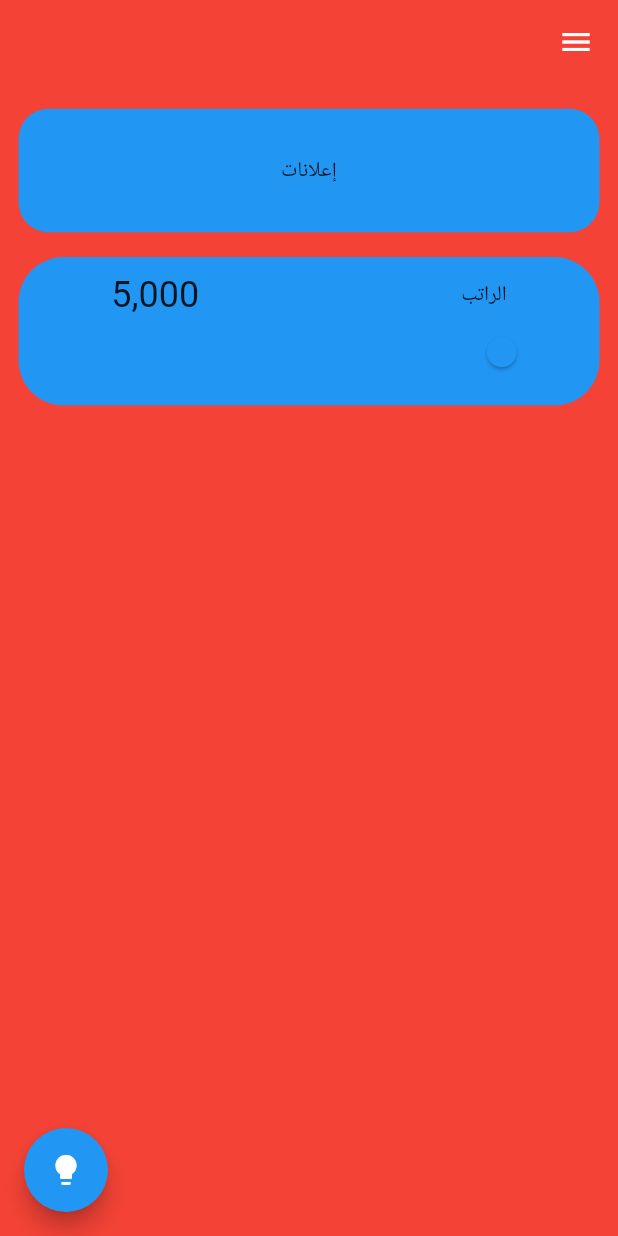
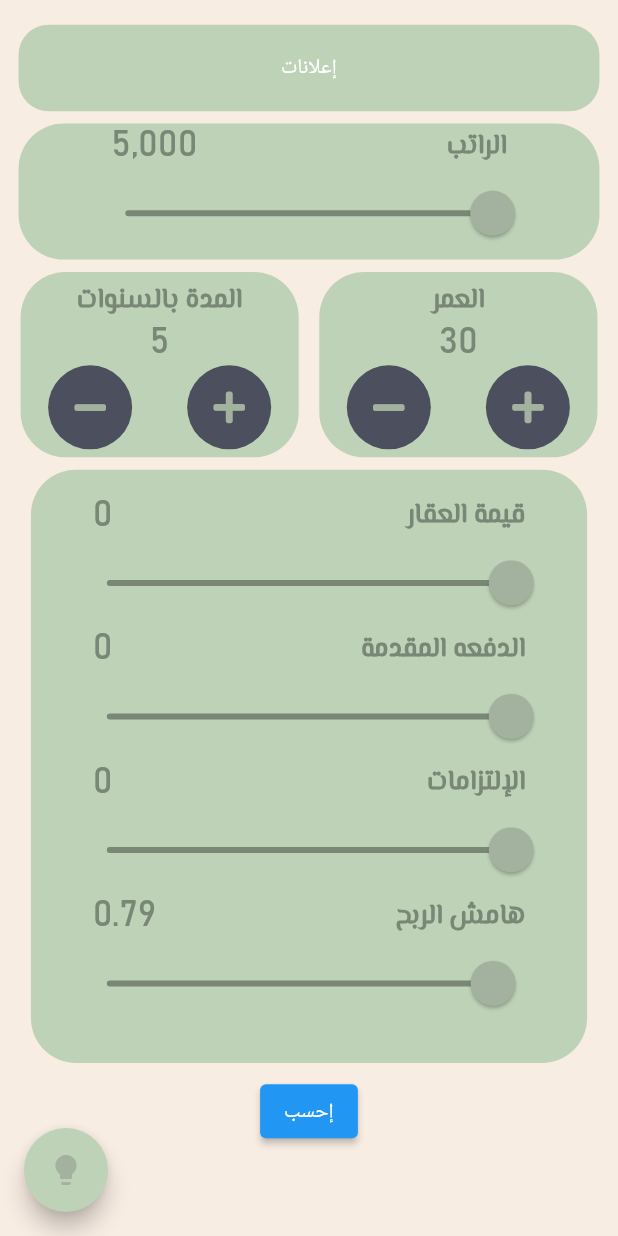
Before and after one commit to MarwanSallum/loan-calculator, a Flutter app: the screen it shows after launch, on a phone screen of 412 x 824 dp. Run offline on Flutter 3.47's test engine with Material 2 defaults, Android fonts, the phone set to English and light mode, and no system bars; our stand-ins replace font_awesome_flutter, get.

Commit message:
make calculator UI

```diff
--- a/lib/controller/calculator_controller.dart
+++ b/lib/controller/calculator_controller.dart
@@ -2,10 +2,56 @@ import 'package:get/get.dart';
 
 class CalculatorController extends GetxController{
   int salary = 5000;
-  late int value;
+  int age = 30;
+  int period = 5;
+  int realEstateValue = 0;
+  int downPayment = 0;
+  int obligations = 0;
+  double interestRate = 0.79;
 
   changeSalary(double newValue){
     salary = newValue.round();
     update();
   }
+
+  changeRealEstate(double newValue){
+    realEstateValue = newValue.round();
+    update();
+  }
+
+  changeDownPayment(double newValue){
+    downPayment = newValue.round();
+    update();
+  }
+
+  changeObligations(double newValue){
+    obligations = newValue.round();
+    update();
+  }
+
+  changeInterestRate(double newValue){
+    interestRate = newValue;
+    update();
+  }
+
+
+  increaseAge(){
+    age++;
+    update();
+  }
+
+  decreaseAge(){
+    age--;
+    update();
+  }
+
+  increasePeriod(){
+    period++;
+    update();
+  }
+
+  decreasePeriod(){
+    period--;
+    update();
+  }
 }
--- a/lib/views/components/advertising_banner.dart
+++ b/lib/views/components/advertising_banner.dart
@@ -8,7 +8,7 @@ class AdvertisingBanner extends StatelessWidget {
       padding: EdgeInsets.only(top: Get.height * 0.02),
       child: Container(
         margin: EdgeInsets.symmetric(horizontal: Get.width * 0.03),
-        height: Get.height * 0.10,
+        height: Get.height * 0.07,
         width: double.infinity,
         decoration: BoxDecoration(
           color: Theme.of(context).primaryColorDark,
--- a/lib/views/screens/calculator/calculator_screen.dart
+++ b/lib/views/screens/calculator/calculator_screen.dart
@@ -1,5 +1,7 @@
 import 'package:bnkr_pro/views/components/advertising_banner.dart';
-import 'package:bnkr_pro/views/screens/calculator/components/calculator_body.dart';
+import 'package:bnkr_pro/views/screens/calculator/components/realestate_and_%20obligations_field.dart';
+import 'package:bnkr_pro/views/screens/calculator/components/salary_field.dart';
+import 'package:bnkr_pro/views/screens/calculator/components/age_and_period_field.dart';
 import 'package:bnkr_pro/views/themes/dark_theme.dart';
 import 'package:bnkr_pro/views/themes/light_theme.dart';
 import 'package:flutter/material.dart';
@@ -10,22 +12,23 @@ class CalculatorScreen extends GetView {
   Widget build(BuildContext context) {
     return SafeArea(
       child: Scaffold(
-        appBar: AppBar(
-          backgroundColor: Colors.transparent,
-          elevation: 0.0,
-        ),
         floatingActionButton: FloatingActionButton(
-          child: Icon(Icons.lightbulb),
+          child: Icon(Icons.lightbulb, color: Theme.of(context).iconTheme.color,),
           onPressed: (){
             Get.changeTheme(Get.isDarkMode ? LightTheme.data : DarkTheme.data);
           },
         ),
-        drawer: Drawer(),
         body: SingleChildScrollView(
           child: Column(
             children: [
               AdvertisingBanner(),
-              CalculatorBody(),
+              SalaryField(),
+              AgeAndPeriodField(),
+              RealEstateAndObligationsField(),
+              ElevatedButton(
+                  onPressed: (){},
+                  child: Text('إحسب'),
+              ),
             ],
           ),
         ),
--- a/lib/views/screens/calculator/components/SliderFeild.dart
+++ /dev/null
@@ -1,59 +0,0 @@
-import 'package:flutter/material.dart';
-import 'package:get/get.dart';
-import 'package:intl/intl.dart';
-
-class SliderFeild extends StatelessWidget {
-  late String title;
-  late int salary;
-  late double min;
-  late double max;
-  late void Function(double) onChanged;
-
-  SliderFeild({
-    required this.title,
-    required this.salary,
-    required this.min,
-    required this.max,
-    required this.onChanged,
-  });
-
-  @override
-  Widget build(BuildContext context) {
-    final formatter = NumberFormat("#,###");
-    return Padding(
-      padding: EdgeInsets.symmetric(horizontal: Get.width * 0.03, vertical: Get.height * 0.02),
-      child: Container(
-        height: Get.height * 0.12,
-        width: double.infinity,
-        decoration: BoxDecoration(
-          color: Theme.of(context).primaryColorDark,
-          borderRadius: BorderRadius.circular(30),
-        ),
-        child: Padding(
-          padding:  EdgeInsets.symmetric(horizontal: Get.width * 0.10),
-          child: Column(
-            mainAxisAlignment: MainAxisAlignment.center,
-            children: [
-              Padding(
-                padding: EdgeInsets.symmetric(horizontal: Get.width * 0.05),
-                child: Row(
-                  mainAxisAlignment: MainAxisAlignment.spaceBetween,
-                  children: [
-                    Text(title, style: Theme.of(context).textTheme.bodyText1,),
-                    Text(formatter.format(salary), style: Theme.of(context).textTheme.headline5,),
-                  ],
-                ),
-              ),
-              Slider(
-                value: salary.toDouble(),
-                onChanged: onChanged,
-                min: min,
-                max: max,
-              ),
-            ],
-          ),
-        ),
-      ),
-    );
-  }
-}
--- /dev/null
+++ b/lib/views/screens/calculator/components/age_and_period_field.dart
@@ -0,0 +1,85 @@
+import 'package:bnkr_pro/controller/calculator_controller.dart';
+import 'package:bnkr_pro/views/screens/calculator/widgets/round_icon_button.dart';
+import 'package:flutter/cupertino.dart';
+import 'package:flutter/material.dart';
+import 'package:font_awesome_flutter/font_awesome_flutter.dart';
+import 'package:get/get.dart';
+
+class AgeAndPeriodField extends GetView<CalculatorController> {
+  @override
+  Widget build(BuildContext context) {
+    return Row(
+      mainAxisAlignment: MainAxisAlignment.spaceEvenly,
+      children: [
+        Container(
+          height: Get.height * 0.15,
+          width: Get.width * 0.45,
+          decoration: BoxDecoration(
+            color: Theme.of(context).primaryColorDark,
+            borderRadius: BorderRadius.circular(30),
+          ),
+          child: GetBuilder<CalculatorController>(
+            builder: (_) => Column(
+              mainAxisAlignment: MainAxisAlignment.center,
+              children: [
+                Text('العمر', style: Theme.of(context).textTheme.bodyText1,),
+                Text(controller.age.toString(), style: Theme.of(context).textTheme.headline5,),
+                Row(
+                  mainAxisAlignment: MainAxisAlignment.spaceAround,
+                  children: [
+                    RoundIconButton(
+                      onPressed: (){
+                        controller.increaseAge();
+                      },
+                      icon: FontAwesomeIcons.plus,
+                    ),
+                    RoundIconButton(
+                      onPressed: (){
+                        controller.decreaseAge();
+                      },
+                      icon: FontAwesomeIcons.minus,
+                    ),
+                  ],
+                ),
+              ],
+            ),
+          ),
+        ),
+        Container(
+          height: Get.height * 0.15,
+          width: Get.width * 0.45,
+          decoration: BoxDecoration(
+            color: Theme.of(context).primaryColorDark,
+            borderRadius: BorderRadius.circular(30),
+          ),
+          child: GetBuilder<CalculatorController>(
+            builder: (_) => Column(
+              mainAxisAlignment: MainAxisAlignment.center,
+              children: [
+                Text('المدة بالسنوات', style: Theme.of(context).textTheme.bodyText1,),
+                Text(controller.period.toString(), style: Theme.of(context).textTheme.headline5,),
+                Row(
+                  mainAxisAlignment: MainAxisAlignment.spaceAround,
+                  children: [
+                    RoundIconButton(
+                      onPressed: (){
+                        controller.increasePeriod();
+                      },
+                      icon: FontAwesomeIcons.plus,
+                    ),
+                    RoundIconButton(
+                      onPressed: (){
+                        controller.decreasePeriod();
+                      },
+                      icon: FontAwesomeIcons.minus,
+                    ),
+                  ],
+                ),
+              ],
+            ),
+          ),
+        ),
+      ],
+    );
+  }
+}
--- a/lib/views/screens/calculator/components/calculator_body.dart
+++ /dev/null
@@ -1,19 +0,0 @@
-import 'package:bnkr_pro/controller/calculator_controller.dart';
-import 'package:bnkr_pro/views/screens/calculator/components/SliderFeild.dart';
-import 'package:flutter/material.dart';
-import 'package:get/get.dart';
-
-class CalculatorBody extends GetView<CalculatorController> {
-  @override
-  Widget build(BuildContext context) {
-    return Column(
-      children: [
-        GetBuilder<CalculatorController>(
-          builder: (_) => SliderFeild(title: 'الراتب', salary: controller.salary, min: 5000, max: 45000, onChanged: (value){
-            controller.changeSalary(value);
-          },),
-        ),
-      ],
-    );
-  }
-}
--- /dev/null
+++ b/lib/views/screens/calculator/components/realestate_and_ obligations_field.dart
@@ -0,0 +1,66 @@
+import 'package:bnkr_pro/controller/calculator_controller.dart';
+import 'package:bnkr_pro/views/screens/calculator/widgets/defualt_slider.dart';
+import 'package:flutter/material.dart';
+import 'package:get/get.dart';
+
+class RealEstateAndObligationsField extends GetView<CalculatorController> {
+  @override
+  Widget build(BuildContext context) {
+    return Padding(
+      padding: EdgeInsets.symmetric(horizontal: Get.width * 0.05, vertical: Get.height * 0.01),
+      child: Container(
+        width: double.infinity,
+        height: Get.height * 0.48,
+        decoration: BoxDecoration(
+          color: Theme.of(context).primaryColorDark,
+          borderRadius: BorderRadius.circular(30),
+        ),
+        child: Padding(
+          padding: EdgeInsets.symmetric(horizontal: Get.width * 0.05, vertical: Get.height * 0.02),
+          child: GetBuilder<CalculatorController>(
+            builder: (_) => Column(
+              children: [
+                DefaultSlider(
+                  title: 'قيمة العقار',
+                  value: controller.realEstateValue.toDouble(),
+                  min: 0,
+                  max: 2000000,
+                  onChanged: (value){
+                    controller.changeRealEstate(value);
+                  },
+                ),
+                DefaultSlider(
+                  title: 'الدفعه المقدمة',
+                  value: controller.downPayment.toDouble(),
+                  min: 0,
+                  max: 500000,
+                  onChanged: (value){
+                    controller.changeDownPayment(value);
+                  },
+                ),
+                DefaultSlider(
+                  title: 'الإلتزامات',
+                  value: controller.obligations.toDouble(),
+                  min: 0,
+                  max: 180000,
+                  onChanged: (value){
+                    controller.changeObligations(value);
+                  },
+                ),
+                DefaultSlider(
+                  title: 'هامش الربح',
+                  value: controller.interestRate,
+                  min: 0.50,
+                  max: 6.99,
+                  onChanged: (value){
+                    controller.changeInterestRate(value);
+                  },
+                ),
+              ],
+            ),
+          ),
+        ),
+      ),
+    );
+  }
+}
--- /dev/null
+++ b/lib/views/screens/calculator/components/salary_field.dart
@@ -0,0 +1,40 @@
+import 'package:bnkr_pro/controller/calculator_controller.dart';
+import 'package:bnkr_pro/views/screens/calculator/widgets/defualt_slider.dart';
+import 'package:flutter/material.dart';
+import 'package:get/get.dart';
+import 'package:intl/intl.dart';
+
+class SalaryField extends GetView<CalculatorController> {
+  @override
+  Widget build(BuildContext context) {
+    return Column(
+      children: [
+        GetBuilder<CalculatorController>(
+          builder: (_) => Padding(
+            padding: EdgeInsets.symmetric(horizontal: Get.width * 0.03, vertical: Get.height * 0.01),
+            child: Container(
+              height: Get.height * 0.11,
+              width: double.infinity,
+              decoration: BoxDecoration(
+                color: Theme.of(context).primaryColorDark,
+                borderRadius: BorderRadius.circular(30),
+              ),
+              child: Padding(
+                padding:  EdgeInsets.symmetric(horizontal: Get.width * 0.10),
+                child: DefaultSlider(
+                  title: 'الراتب',
+                  value: controller.salary.toDouble(),
+                  min: 5000,
+                  max: 35000,
+                  onChanged: (value){
+                    controller.changeSalary(value);
+                  },
+                ),
+              ),
+            ),
+          ),
+        ),
+      ],
+    );
+  }
+}
--- /dev/null
+++ b/lib/views/screens/calculator/widgets/defualt_slider.dart
@@ -0,0 +1,51 @@
+import 'package:flutter/material.dart';
+import 'package:get/get.dart';
+import 'package:intl/intl.dart';
+
+class DefaultSlider extends StatelessWidget {
+  late String title;
+  late double value;
+  late double min;
+  late double max;
+  late void Function(double) onChanged;
+
+  DefaultSlider({
+    required this.title,
+    required this.value,
+    required this.min,
+    required this.max,
+    required this.onChanged,
+  });
+
+  @override
+  Widget build(BuildContext context) {
+    final formatter = NumberFormat("#,###.##");
+    return Column(
+      mainAxisAlignment: MainAxisAlignment.center,
+      children: [
+        Padding(
+          padding: EdgeInsets.symmetric(horizontal: Get.width * 0.05),
+          child: Row(
+            mainAxisAlignment: MainAxisAlignment.spaceBetween,
+            children: [
+              Text(
+                title,
+                style: Theme.of(context).textTheme.bodyText1,
+              ),
+              Text(
+                formatter.format(value),
+                style: Theme.of(context).textTheme.headline5,
+              ),
+            ],
+          ),
+        ),
+        Slider(
+          value: value.toDouble(),
+          onChanged: onChanged,
+          min: min,
+          max: max,
+        ),
+      ],
+    );
+  }
+}
--- /dev/null
+++ b/lib/views/screens/calculator/widgets/round_icon_button.dart
@@ -0,0 +1,27 @@
+import 'package:flutter/material.dart';
+
+// ignore: must_be_immutable
+class RoundIconButton extends StatelessWidget {
+  late IconData icon;
+  late Function onPressed;
+
+  RoundIconButton({
+    required this.icon,
+    required this.onPressed,
+  });
+
+  @override
+  Widget build(BuildContext context) {
+    return RawMaterialButton(
+      elevation: 0.0,
+      child: Icon(icon, color: Theme.of(context).iconTheme.color,),
+      onPressed: onPressed as void Function(),
+      constraints: BoxConstraints.tightFor(
+        width: 56.0,
+        height: 56.0,
+      ),
+      shape: CircleBorder(),
+      fillColor: Color(0xFF4C4F5E),
+    );
+  }
+}
--- /dev/null
+++ b/lib/views/themes/colors.dart
@@ -0,0 +1,17 @@
+import 'package:flutter/material.dart';
+
+// Light Theme Colors
+class LightColor{
+  final Color scaffoldBackgroundColor = Color(0xFFF8EDE3);
+  final Color primaryColor = Color(0xFFBDD2B6);
+  final Color accentColor = Color(0xFFA2B29F);
+  final Color thirdColor = Color(0xFF798777);
+}
+// Dark Theme Colors
+
+class DarkColor{
+  final Color scaffoldBackgroundColor = Color(0xFF222831);
+  final Color primaryColor = Color(0xFF393E46);
+  final Color accentColor = Color(0xFFFFD369);
+  final Color thirdColor = Color(0xFFEEEEEE);
+}
--- a/lib/views/themes/dark_theme.dart
+++ b/lib/views/themes/dark_theme.dart
@@ -1,20 +1,33 @@
+import 'package:bnkr_pro/views/themes/colors.dart';
 import 'package:flutter/material.dart';
 
 class DarkTheme{
+
+  static String textFontFamily = 'ElMessiri';
+  static String numberFontFamily = 'Bahnschrift';
+
   static ThemeData data = ThemeData.dark().copyWith(
-    primaryColorDark: Color(0xFF008b9a),
-    scaffoldBackgroundColor: Color(0xFF1b4f5b),
+    primaryColorDark: DarkColor().primaryColor,
+    scaffoldBackgroundColor: DarkColor().scaffoldBackgroundColor,
 
     textTheme: TextTheme(
-      headline5: TextStyle(color: Color(0xFF98b121), fontFamily: 'Bahnschrift'),
-      bodyText1: TextStyle(color: Color(0xFF98b121), fontFamily: 'ElMessiri', fontSize: 18, fontWeight: FontWeight.bold),
+      headline5: TextStyle(color: DarkColor().accentColor, fontFamily: numberFontFamily, ),
+      bodyText1: TextStyle(color: DarkColor().accentColor, fontFamily: textFontFamily, fontSize: 18, fontWeight: FontWeight.bold),
+    ),
+
+    floatingActionButtonTheme: FloatingActionButtonThemeData(
+      backgroundColor: DarkColor().primaryColor,
+    ),
+
+    iconTheme: IconThemeData(
+      color: DarkColor().accentColor,
     ),
 
     sliderTheme: SliderThemeData(
-      inactiveTrackColor: Colors.grey,
-      activeTrackColor: Color(0xFF98b121),
-      thumbColor: Color(0xFF98b121),
-      overlayColor: Colors.grey,
+      inactiveTrackColor: DarkColor().thirdColor,
+      activeTrackColor: DarkColor().accentColor,
+      thumbColor: DarkColor().accentColor,
+      overlayColor: DarkColor().accentColor.withOpacity(0.40),
       thumbShape: RoundSliderThumbShape(enabledThumbRadius: 15.0),
       overlayShape: RoundSliderOverlayShape(overlayRadius: 30.0),
     ),
--- a/lib/views/themes/light_theme.dart
+++ b/lib/views/themes/light_theme.dart
@@ -1,8 +1,35 @@
+import 'package:bnkr_pro/views/themes/colors.dart';
 import 'package:flutter/material.dart';
 
 class LightTheme{
-  static ThemeData data = ThemeData().copyWith(
-    primaryColorDark: Colors.blue,
-    scaffoldBackgroundColor: Colors.red,
+
+  static String textFontFamily = 'ElMessiri';
+  static String numberFontFamily = 'Bahnschrift';
+
+  static ThemeData data = ThemeData.light().copyWith(
+    primaryColorDark: LightColor().primaryColor,
+    scaffoldBackgroundColor: LightColor().scaffoldBackgroundColor,
+
+    textTheme: TextTheme(
+      headline5: TextStyle(color: LightColor().thirdColor, fontFamily: numberFontFamily),
+      bodyText1: TextStyle(color: LightColor().thirdColor, fontFamily: textFontFamily, fontSize: 18, fontWeight: FontWeight.bold),
+    ),
+
+    floatingActionButtonTheme: FloatingActionButtonThemeData(
+      backgroundColor: LightColor().primaryColor,
+    ),
+
+    iconTheme: IconThemeData(
+      color: LightColor().accentColor,
+    ),
+
+    sliderTheme: SliderThemeData(
+      inactiveTrackColor: LightColor().thirdColor,
+      activeTrackColor: LightColor().accentColor,
+      thumbColor: LightColor().accentColor,
+      overlayColor: LightColor().accentColor.withOpacity(0.40),
+      thumbShape: RoundSliderThumbShape(enabledThumbRadius: 15.0),
+      overlayShape: RoundSliderOverlayShape(overlayRadius: 30.0),
+    ),
   );
 }
--- a/pubspec.yaml
+++ b/pubspec.yaml
@@ -12,6 +12,7 @@ dependencies:
   get: ^4.1.4
   get_storage: ^2.0.2
   intl: ^0.17.0
+  font_awesome_flutter: ^9.1.0
 dev_dependencies:
   flutter_test:
     sdk: flutter
```
Also changed, not shown: pubspec.lock.
